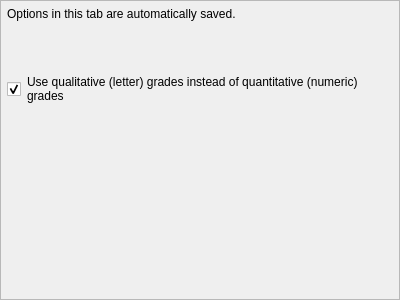
Old version of the form app/options/calctab.ui in the repository ZoomTen/theGrades.
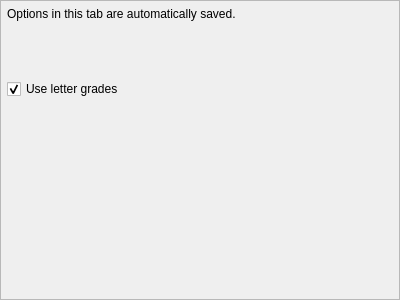
New version of the form.

What changed in the file:
```diff
--- a/app/options/calctab.ui
+++ b/app/options/calctab.ui
@@ -65,13 +65,13 @@
        <item row="1" column="0">
         <widget class="QCheckBox" name="qualCheckbox">
          <property name="sizePolicy">
-          <sizepolicy hsizetype="Minimum" vsizetype="Expanding">
+          <sizepolicy hsizetype="Expanding" vsizetype="Expanding">
            <horstretch>0</horstretch>
            <verstretch>0</verstretch>
           </sizepolicy>
          </property>
          <property name="text">
-          <string/>
+          <string>Use letter grades</string>
          </property>
          <property name="checked">
           <bool>true</bool>
@@ -88,22 +88,6 @@
          </property>
         </widget>
        </item>
-       <item row="1" column="1">
-        <widget class="QLabel" name="label">
-         <property name="sizePolicy">
-          <sizepolicy hsizetype="Expanding" vsizetype="Preferred">
-           <horstretch>0</horstretch>
-           <verstretch>0</verstretch>
-          </sizepolicy>
-         </property>
-         <property name="text">
-          <string>Use qualitative (letter) grades instead of quantitative (numeric) grades</string>
-         </property>
-         <property name="wordWrap">
-          <bool>true</bool>
-         </property>
-        </widget>
-       </item>
        <item row="2" column="0" colspan="2">
         <spacer name="verticalSpacer">
          <property name="orientation">
```
